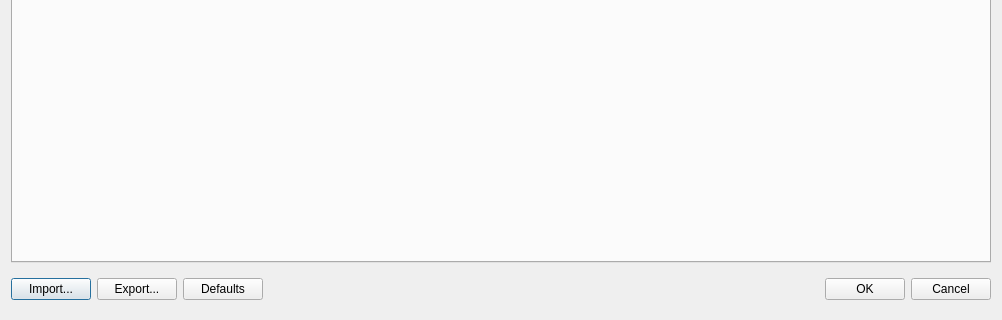
Above: distribution/GaitSymQt/DialogPreferences.ui from wol101/GaitSym2019 before the change; both pictures show x 0 to 1002 and y 368 to 688 of the 1002 by 688 pixel window. Below: the same form after it.
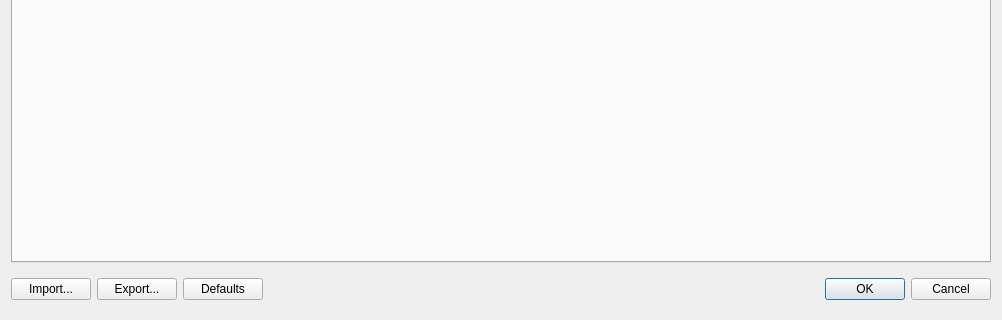
That is the form after the change.

What changed in the file:
```diff
--- a/distribution/GaitSymQt/DialogPreferences.ui
+++ b/distribution/GaitSymQt/DialogPreferences.ui
@@ -69,6 +69,9 @@
         <property name="text">
          <string>OK</string>
         </property>
+        <property name="default">
+         <bool>true</bool>
+        </property>
        </widget>
       </item>
       <item row="0" column="5">
```
